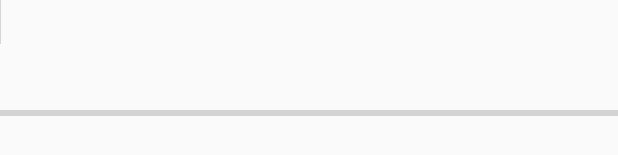
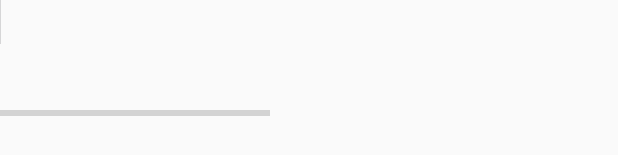
Before and after one commit to sabrinalupsan/personal-budget-management-android-application, an Android app: the layout my_layout.xml on its own in the app's theme, with its tools: preview values and no code run, on a phone screen of 412 x 824 dp. Shown: the part 257-412 px from the top of the screen. Run offline under Robolectric (Android 15) with nearby library versions, the phone set to English and light mode, and no system bars.

```diff
--- a/app/src/main/res/layout/my_layout.xml
+++ b/app/src/main/res/layout/my_layout.xml
@@ -17,11 +17,11 @@
     <ProgressBar
         android:id="@+id/progressBar"
         style="?android:attr/progressBarStyleHorizontal"
-        android:layout_width="match_parent"
+        android:layout_width="180dp"
         android:layout_height="36dp"
+        android:layout_weight="1"
         android:max="10"
-        android:progress="0"
-        android:layout_weight="1" />
+        android:progress="0" />
 
     <TextView
         android:id="@+id/tvName"
```
Also changed, not shown: app/src/main/java/com/example/seminar_4/Wishlist/MyAdapter.java (+7 -46 lines).
